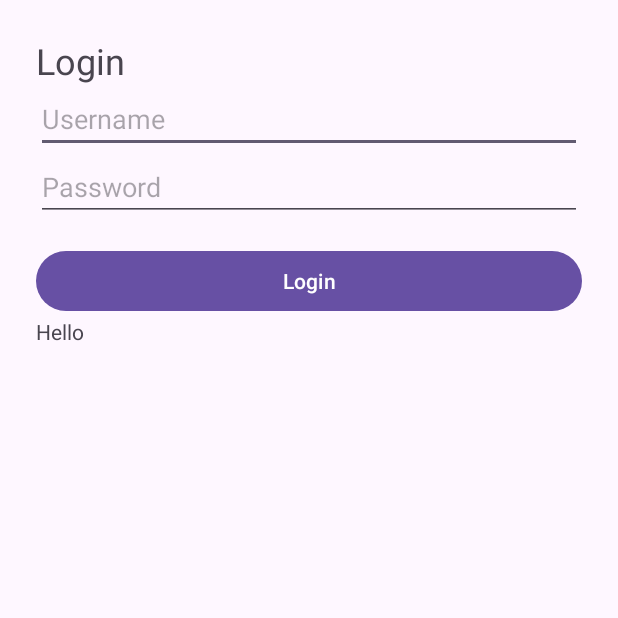
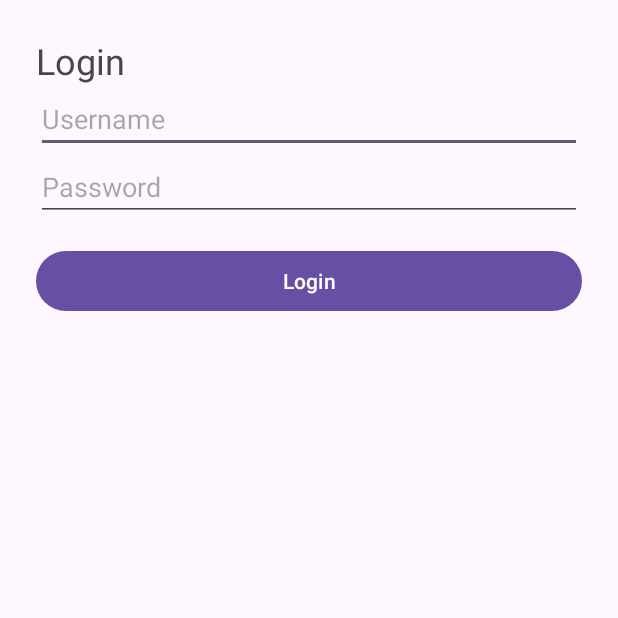
Before and after one commit to kalyan7391/MyITR, an Android app: the screen it shows after launch (LoginActivity), on a phone screen of 412 x 824 dp, the top half of it. Run offline under Robolectric (Android 15) with nearby library versions, the phone set to English and light mode, and no system bars.

```diff
--- a/app/src/main/res/layout/activity_login.xml
+++ b/app/src/main/res/layout/activity_login.xml
@@ -27,9 +27,4 @@
         android:layout_height="wrap_content"
         android:layout_marginTop="16dp"/>
 
-    <TextView
-        android:id="@+id/textView"
-        android:layout_width="match_parent"
-        android:layout_height="wrap_content"
-        android:text="Hello" />
 </LinearLayout>
```
